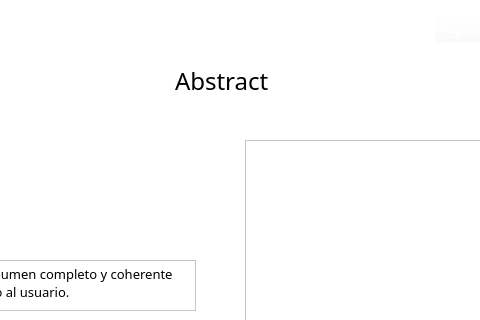
Old version of the form Views/QtViews/Resumen_Window.ui in the repository Napssters/Abstrac_Cientifico; both pictures show x 155 to 635 and y 0 to 320 of the 750 by 495 pixel window.
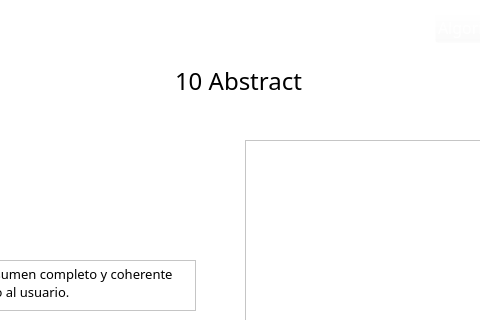
New version of the form. Icons and pictures are not drawn.

The edit to the form file:
```diff
--- a/Views/QtViews/Resumen_Window.ui
+++ b/Views/QtViews/Resumen_Window.ui
@@ -127,7 +127,7 @@
     <string notr="true">font: 75 18pt &quot;Sylfaen&quot;;</string>
    </property>
    <property name="text">
-    <string>Abstract</string>
+    <string>10 Abstract</string>
    </property>
   </widget>
   <widget class="QPushButton" name="ver">
```
